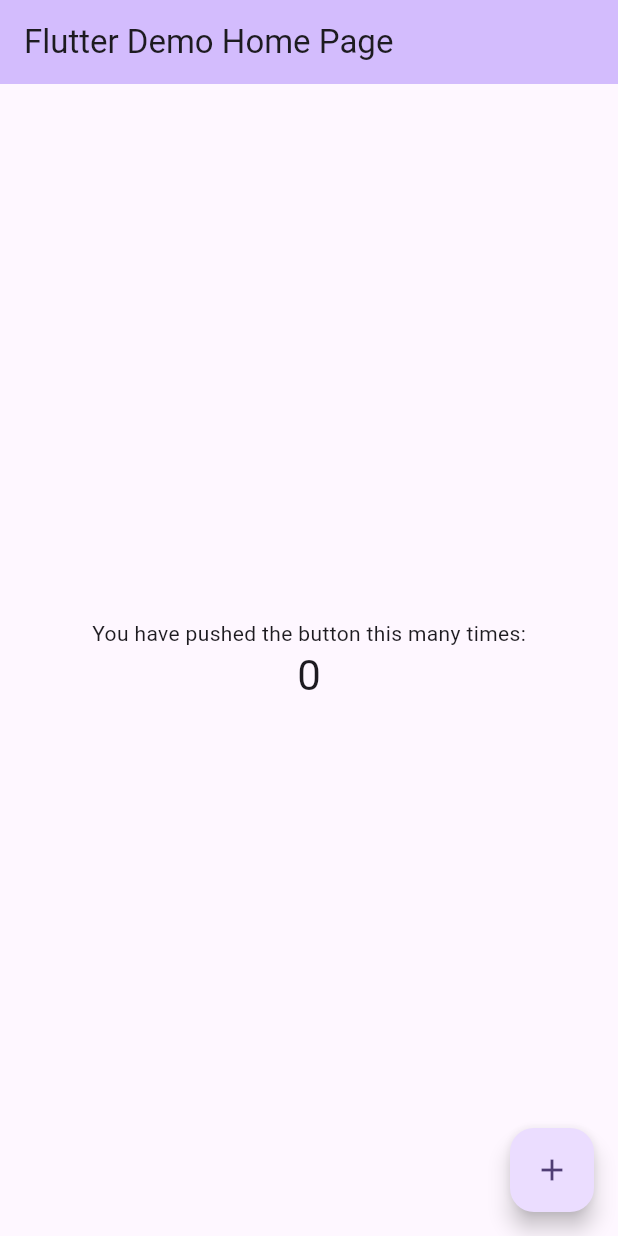
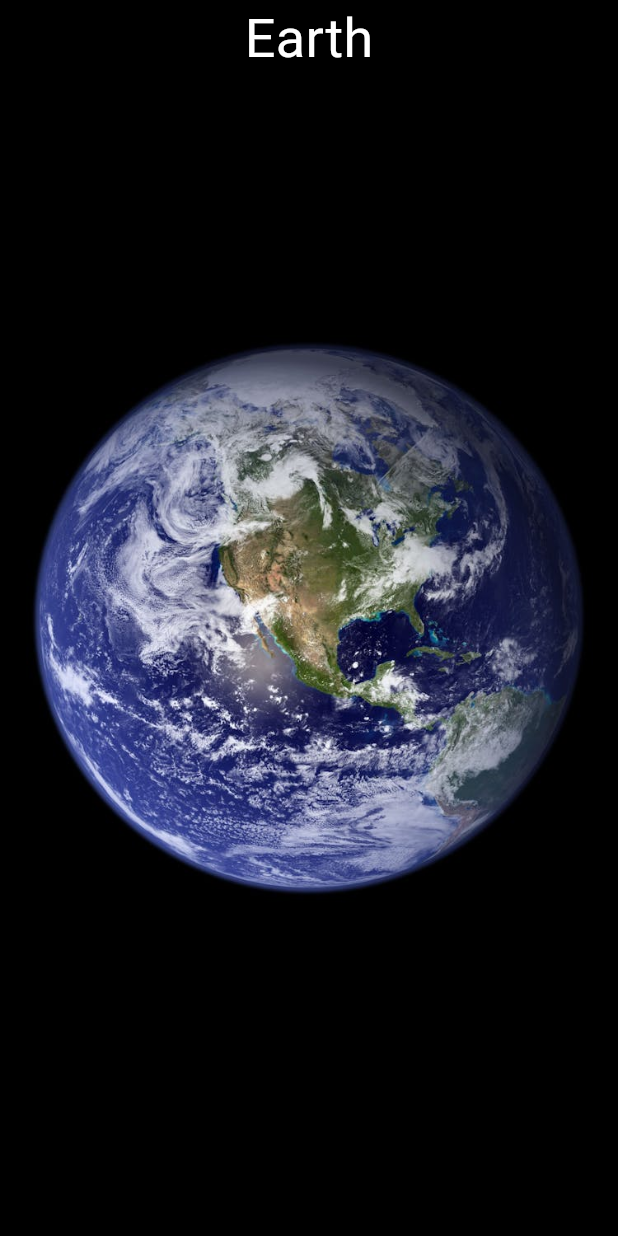
Before and after one commit to sz-adam/flutter-exercises, a Flutter app: the screen it shows after launch, on a phone screen of 412 x 824 dp. Run offline on Flutter 3.47's test engine with Material 3 defaults, Android fonts, the phone set to English and light mode, and no system bars; our stand-ins replace carousel_slider, flutter_dotenv, flutter_riverpod, image_picker, local_auth; missing offline and left inert: scroll_loop_auto_scroll.

Commit message:
displaying the names of planets and their images

```diff
--- /dev/null
+++ b/planets/lib/components/celestial_name.dart
@@ -0,0 +1,31 @@
+import 'package:flutter/material.dart';
+
+import '../model/planets_model.dart';
+
+class CelestialName extends StatelessWidget {
+  const CelestialName({
+    super.key,
+    required this.celestialDataList,
+    required int currentIndex,
+  }) : _currentIndex = currentIndex;
+
+  final List<CelestialBodyData> celestialDataList;
+  final int _currentIndex;
+
+  @override
+  Widget build(BuildContext context) {
+    return Container(
+      color: Colors.black,
+      child: Column(
+        children: [
+          Center(
+            child: Text(
+              celestialDataList[_currentIndex].name,
+              style: const TextStyle(color: Colors.white, fontSize: 36),
+            ),
+          )
+        ],
+      ),
+    );
+  }
+}
--- /dev/null
+++ b/planets/lib/components/celestial_planet.dart
@@ -0,0 +1,44 @@
+import 'package:flutter/material.dart';
+import 'package:planets/model/planets_model.dart';
+import 'package:planets/pages/celestial_detail_pages.dart';
+
+class CelestialPlanetView extends StatelessWidget {
+  final List<CelestialBodyData> celestialDataList;
+  final int currentIndex;
+  final PageController pageController;
+  final ValueChanged<int> onPageChanged;
+
+  const CelestialPlanetView({
+    super.key,
+    required this.celestialDataList,
+    required this.currentIndex,
+    required this.pageController,
+    required this.onPageChanged,
+  });
+
+  @override
+  Widget build(BuildContext context) {
+    return Center(
+      child: SizedBox(
+        height: 400,
+        child: PageView.builder(
+          controller: pageController,
+          itemCount: celestialDataList.length,
+          onPageChanged: onPageChanged,
+          itemBuilder: (context, index) {
+            final celestialData = celestialDataList[index];
+            return GestureDetector(
+              onTap: () {},
+              child: Image.asset(
+                celestialData.imageUrl,
+                width: 300,
+                height: 250,
+                fit: BoxFit.cover,
+              ),
+            );
+          },
+        ),
+      ),
+    );
+  }
+}
--- a/planets/lib/main.dart
+++ b/planets/lib/main.dart
@@ -1,4 +1,5 @@
 import 'package:flutter/material.dart';
+import 'package:planets/pages/home_pages.dart';
 
 void main() {
   runApp(const MyApp());
@@ -11,115 +12,7 @@
   @override
   Widget build(BuildContext context) {
     return MaterialApp(
-      title: 'Flutter Demo',
-      theme: ThemeData(
-        // This is the theme of your application.
-        //
-        // TRY THIS: Try running your application with "flutter run". You'll see
-        // the application has a purple toolbar. Then, without quitting the app,
-        // try changing the seedColor in the colorScheme below to Colors.green
-        // and then invoke "hot reload" (save your changes or press the "hot
-        // reload" button in a Flutter-supported IDE, or press "r" if you used
-        // the command line to start the app).
-        //
-        // Notice that the counter didn't reset back to zero; the application
-        // state is not lost during the reload. To reset the state, use hot
-        // restart instead.
-        //
-        // This works for code too, not just values: Most code changes can be
-        // tested with just a hot reload.
-        colorScheme: ColorScheme.fromSeed(seedColor: Colors.deepPurple),
-        useMaterial3: true,
-      ),
-      home: const MyHomePage(title: 'Flutter Demo Home Page'),
+      home: HomePages(),
     );
   }
 }
-
-class MyHomePage extends StatefulWidget {
-  const MyHomePage({super.key, required this.title});
-
-  // This widget is the home page of your application. It is stateful, meaning
-  // that it has a State object (defined below) that contains fields that affect
-  // how it looks.
-
-  // This class is the configuration for the state. It holds the values (in this
-  // case the title) provided by the parent (in this case the App widget) and
-  // used by the build method of the State. Fields in a Widget subclass are
-  // always marked "final".
-
-  final String title;
-
-  @override
-  State<MyHomePage> createState() => _MyHomePageState();
-}
-
-class _MyHomePageState extends State<MyHomePage> {
-  int _counter = 0;
-
-  void _incrementCounter() {
-    setState(() {
-      // This call to setState tells the Flutter framework that something has
-      // changed in this State, which causes it to rerun the build method below
-      // so that the display can reflect the updated values. If we changed
-      // _counter without calling setState(), then the build method would not be
-      // called again, and so nothing would appear to happen.
-      _counter++;
-    });
-  }
-
-  @override
-  Widget build(BuildContext context) {
-    // This method is rerun every time setState is called, for instance as done
-    // by the _incrementCounter method above.
-    //
-    // The Flutter framework has been optimized to make rerunning build methods
-    // fast, so that you can just rebuild anything that needs updating rather
-    // than having to individually change instances of widgets.
-    return Scaffold(
-      appBar: AppBar(
-        // TRY THIS: Try changing the color here to a specific color (to
-        // Colors.amber, perhaps?) and trigger a hot reload to see the AppBar
-        // change color while the other colors stay the same.
-        backgroundColor: Theme.of(context).colorScheme.inversePrimary,
-        // Here we take the value from the MyHomePage object that was created by
-        // the App.build method, and use it to set our appbar title.
-        title: Text(widget.title),
-      ),
-      body: Center(
-        // Center is a layout widget. It takes a single child and positions it
-        // in the middle of the parent.
-        child: Column(
-          // Column is also a layout widget. It takes a list of children and
-          // arranges them vertically. By default, it sizes itself to fit its
-          // children horizontally, and tries to be as tall as its parent.
-          //
-          // Column has various properties to control how it sizes itself and
-          // how it positions its children. Here we use mainAxisAlignment to
-          // center the children vertically; the main axis here is the vertical
-          // axis because Columns are vertical (the cross axis would be
-          // horizontal).
-          //
-          // TRY THIS: Invoke "debug painting" (choose the "Toggle Debug Paint"
-          // action in the IDE, or press "p" in the console), to see the
-          // wireframe for each widget.
-          mainAxisAlignment: MainAxisAlignment.center,
-          children: <Widget>[
-            const Text(
-              'You have pushed the button this many times:',
-            ),
-            Text(
-              '$_counter',
-              style: Theme.of(context).textTheme.headlineMedium,
-            ),
-          ],
-        ),
-      ),
-      floatingActionButton: FloatingActionButton(
-        onPressed: _incrementCounter,
-        tooltip: 'Increment',
-        child: const Icon(Icons.add),
-      ), // This trailing comma makes auto-formatting nicer for build methods.
-    );
-  }
-}
--- /dev/null
+++ b/planets/lib/pages/home_pages.dart
@@ -0,0 +1,59 @@
+import 'package:flutter/material.dart';
+import 'package:planets/components/celestial_name.dart';
+import 'package:planets/components/celestial_planet.dart';
+import 'package:planets/model/planets_model.dart';
+
+class HomePages extends StatefulWidget {
+  const HomePages({super.key});
+
+  @override
+  State<HomePages> createState() => _HomePagesState();
+}
+
+class _HomePagesState extends State<HomePages> {
+  int _currentIndex = 0;
+  late PageController _pageController;
+
+  @override
+  void initState() {
+    super.initState();
+    _pageController = PageController(initialPage: _currentIndex);
+  }
+
+  @override
+  void dispose() {
+    _pageController.dispose();
+    super.dispose();
+  }
+
+  @override
+  Widget build(BuildContext context) {
+    final celestialDataList = getCelestialBodyData();
+
+    return SafeArea(
+      child: Scaffold(
+        body: Stack(
+          children: [
+            //Bolygók neve
+            CelestialName(
+                celestialDataList: celestialDataList,
+                currentIndex: _currentIndex),
+            //bolygók megjelenítésére
+            CelestialPlanetView(
+              celestialDataList: celestialDataList,
+              currentIndex: _currentIndex,
+              pageController: _pageController,
+              onPageChanged: (index) {
+                setState(
+                  () {
+                    _currentIndex = index;
+                  },
+                );
+              },
+            )
+          ],
+        ),
+      ),
+    );
+  }
+}
```
